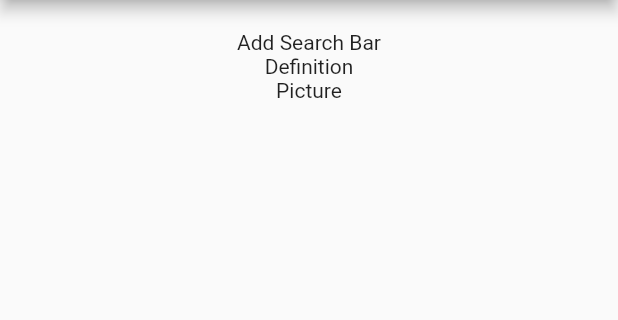
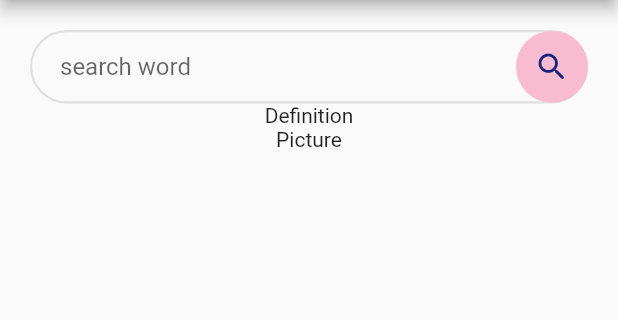
Before and after one commit to itsukicode/mobile-picture-dictionary, a Flutter app: the screen it shows after launch, on a phone screen of 412 x 824 dp, the part 84-404 px from its top. Run offline on Flutter 3.47's test engine with Material 2 defaults, Android fonts, the light colour scheme and no system bars.

Commit message:
✨ Added Search Bar to retrieve text from user

```diff
--- a/lib/main.dart
+++ b/lib/main.dart
@@ -1,4 +1,5 @@
 import 'package:flutter/material.dart';
+import 'search-btn.dart';
 
 void main() => runApp(MyApp());
 
@@ -77,9 +78,7 @@ class HomeScreen extends StatelessWidget {
         padding: EdgeInsets.all(20),
         child: Column(
           children: [
-            Center(
-              child: Text('Add Search Bar'),
-            ),
+            Center(child: SearchButton()),
             Center(
               child: Text('Definition'),
             ),
--- /dev/null
+++ b/lib/search-btn.dart
@@ -0,0 +1,47 @@
+import 'package:flutter/material.dart';
+
+class SearchButton extends StatefulWidget {
+  @override
+  _SearchButtonState createState() => _SearchButtonState();
+}
+
+class _SearchButtonState extends State<SearchButton> {
+  // Create a text controller and use it to retrieve the current value
+  // of the TextField.
+  final myController = TextEditingController();
+  @override
+  void dispose() {
+    // Clean up the controller when the widget is disposed.
+    myController.dispose();
+    super.dispose();
+  }
+
+  @override
+  Widget build(BuildContext context) {
+    return TextField(
+      controller: myController,
+      obscureText: false,
+      decoration: InputDecoration(
+          hintText: 'search word',
+          contentPadding:
+              const EdgeInsets.symmetric(vertical: 15.0, horizontal: 20),
+          focusedBorder: OutlineInputBorder(
+            borderSide: BorderSide(color: Colors.pink[50], width: 1.5),
+            borderRadius: BorderRadius.circular(50),
+          ),
+          enabledBorder: OutlineInputBorder(
+              borderSide: BorderSide(color: Colors.grey[300], width: 1.5),
+              borderRadius: BorderRadius.circular(50)),
+          suffixIcon: Container(
+            decoration:
+                BoxDecoration(shape: BoxShape.circle, color: Colors.pink[100]),
+            child: IconButton(
+                icon: Icon(
+                  Icons.search_rounded,
+                  color: Colors.indigo[900],
+                ),
+                onPressed: () => {print(myController.text)}),
+          )),
+    );
+  }
+}
```
